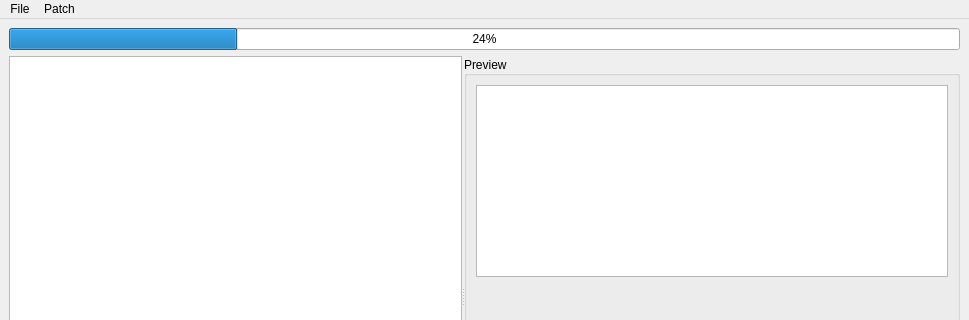
The window that mainwindow.ui (jimzrt/ChronoMod) describes before a commit, drawn with Qt 5; both pictures show x 0 to 969 and y 0 to 320 of the 969 by 567 pixel window.
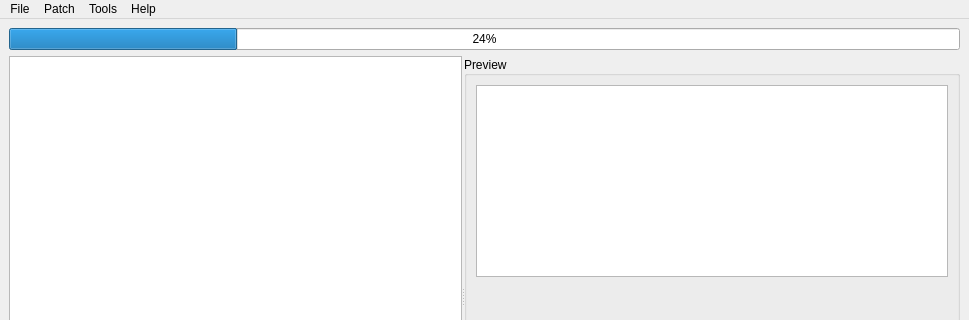
The same window after the commit.

Commit message: feat: add defilter patch + ui fixes

Diff of the .ui file:
```diff
--- a/mainwindow.ui
+++ b/mainwindow.ui
@@ -284,8 +284,24 @@
     <addaction name="separator"/>
     <addaction name="actionSave_Patch"/>
    </widget>
+   <widget class="QMenu" name="menuTools">
+    <property name="title">
+     <string>Help</string>
+    </property>
+    <addaction name="actionCheck_for_Updates"/>
+    <addaction name="actionAbout"/>
+   </widget>
+   <widget class="QMenu" name="menuTools_2">
+    <property name="title">
+     <string>Tools</string>
+    </property>
+    <addaction name="actionReplace_Font"/>
+    <addaction name="actionApply_Defilter"/>
+   </widget>
    <addaction name="menuFile"/>
    <addaction name="menuPatch"/>
+   <addaction name="menuTools_2"/>
+   <addaction name="menuTools"/>
   </widget>
   <widget class="QStatusBar" name="statusbar"/>
   <action name="actionOpen_Archive">
```
Left out of the diff: 20 changed lines with no effect on the pictures. The commit also changes 4 other files.
